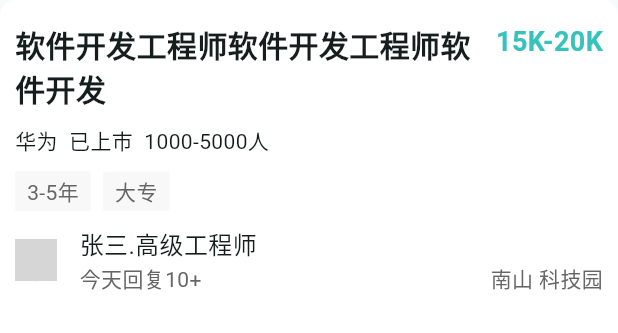
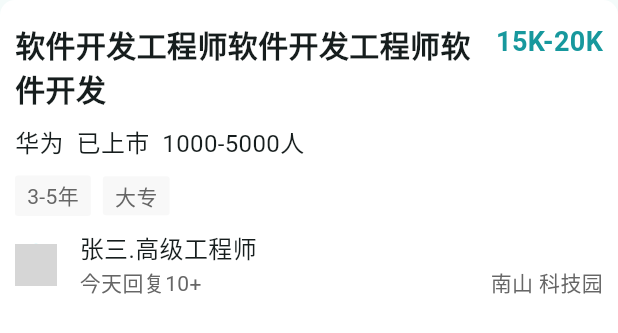
Before and after one commit to yangzeyanlove/boss_by_flutter, a Flutter app: the JobCard widget shown alone on an empty page, opened directly, on a phone screen of 412 x 824 dp. Shown: the top 333 px of the screen. Run offline on Flutter 3.47's test engine with Material 3 defaults, Android fonts, the phone set to English and light mode, and no system bars; our stand-ins replace dio; network calls fail; grey boxes are pictures that could not be loaded.

Commit message:
feat: 主题颜色配置，优化代码

```diff
--- a/lib/config.dart
+++ b/lib/config.dart
@@ -1,28 +1,20 @@
+import 'package:flutter/material.dart';
+
 /// 配置类，用于管理HTTP请求的基础配置
 class Config {
+  /// 请求配置
   static const String baseUrl = 'https://mockapi.eolink.com';
+  static const Duration connectTimeout =
+      Duration(milliseconds: 5000); // 链接超时时间，单位：毫秒
+  static const Duration receiveTimeout =
+      Duration(milliseconds: 5000); // 获取接收超时时间，单位：毫秒
   static const Map<String, String> defaultHeaders = {
     'Content-Type': 'application/json',
   };
 
-  // static const String _baseUrl = 'https://mockapi.eolink.com';
-  // // static const int _connectTimeout = 5000;
-  // // static const int _receiveTimeout = 3000;
-  // static const Duration _connectTimeout = Duration(milliseconds: 5000); // 单位：毫秒
-  // static const Duration _receiveTimeout = Duration(milliseconds: 3000); // 单位：毫秒
-  // static const Map<String, dynamic> _headers = {
-  //   'Content-Type': 'application/json',
-  // };
-
-  /// 获取基础URL
-  // static String get baseUrl => _baseUrl;
-
-  // /// 获取连接超时时间
-  // static Duration get connectTimeout => _connectTimeout;
-
-  // /// 获取接收超时时间
-  // static Duration get receiveTimeout => _receiveTimeout;
-
-  // /// 获取默认请求头
-  // static Map<String, dynamic> get headers => _headers;
+  // 颜色配置
+  static const Color primaryColor = Color(0xFF17989D); // 主题色
+  static const Color secondaryColor = Color(0xFF6CD8D8);
+  // 定义字体颜色，除了默认字体颜色
+  static const Color lightColor = Color(0xFF666666);
 }
--- a/lib/main.dart
+++ b/lib/main.dart
@@ -1,5 +1,6 @@
 import 'package:flutter/material.dart';
 import 'views/home_page.dart';
+import 'config.dart';
 
 void main() {
   // 启动应用程序
@@ -17,9 +18,8 @@ class MyApp extends StatelessWidget {
       title: 'Flutter Demo', // 应用程序标题
       theme: ThemeData(
         useMaterial3: true, // 使用 Material 3 样式
-        // colorScheme: ColorScheme.fromSeed(seedColor: Colors.green),
-        colorScheme: ColorScheme.fromSeed(
-            seedColor: const Color(0xff00bebd)), // 设置主题颜色方案
+        colorScheme:
+            ColorScheme.fromSeed(seedColor: Config.primaryColor), // 设置主题颜色方案
       ),
       home: const HomePage(), // 设置首页为 BottomNavigation 小部件
     );
--- a/lib/views/bottom_bar/job_card.dart
+++ b/lib/views/bottom_bar/job_card.dart
@@ -1,4 +1,5 @@
 import 'package:flutter/material.dart';
+import '../../config.dart';
 
 /// 职位信息展示，卡片样式
 class JobCard extends StatelessWidget {
@@ -43,7 +44,7 @@ class JobCard extends StatelessWidget {
           salary,
           style: const TextStyle(
               fontSize: 18,
-              color: Color(0xff37c2bc),
+              color: Config.primaryColor,
               fontWeight: FontWeight.w600),
         ),
       ],
@@ -62,7 +63,7 @@ class JobCard extends StatelessWidget {
             borderRadius: BorderRadius.circular(2.0), // 圆角
           ),
           child: Text(jobLabels[i],
-              style: const TextStyle(color: Color(0xff666666)))));
+              style: const TextStyle(color: Config.lightColor))));
       labelList.add(const SizedBox(width: 8.0));
     }
 
@@ -92,14 +93,14 @@ class JobCard extends StatelessWidget {
                 const Text(
                   '今天回复10+',
                   textAlign: TextAlign.left,
-                  style: TextStyle(color: Color(0xff666666)),
+                  style: TextStyle(color: Config.lightColor),
                 )
               ],
             ),
           ],
         ),
         Text('$areaDistrict $businessDistrict',
-            style: const TextStyle(color: Color(0xff666666)))
+            style: const TextStyle(color: Config.lightColor))
       ],
     );
   }
@@ -120,7 +121,8 @@ class JobCard extends StatelessWidget {
             children: [
               _getFirstRowData(),
               const SizedBox(height: 10),
-              Text('$brandName  $brandStageName  $brandScaleName'),
+              Text('$brandName  $brandStageName  $brandScaleName',
+                  style: const TextStyle(fontSize: 16)),
               const SizedBox(height: 10),
               _getLabel(),
               const SizedBox(height: 10),
--- a/lib/views/home_page.dart
+++ b/lib/views/home_page.dart
@@ -3,6 +3,7 @@ import 'bottom_bar/index_page.dart';
 import 'bottom_bar/have_page.dart';
 import 'bottom_bar/message_page.dart';
 import 'bottom_bar/my_page.dart';
+import '../config.dart';
 
 class HomePage extends StatefulWidget {
   const HomePage({super.key});
@@ -46,7 +47,7 @@ class _HomePageState extends State<HomePage> {
           });
         },
         items: _getBarItem(),
-        selectedItemColor: const Color(0xFF00bebd), // 选中时字体颜色
+        selectedItemColor: Config.primaryColor, // 选中时字体颜色
         unselectedItemColor: Colors.grey, // 未选中时字体颜色
         backgroundColor: Colors.white, // 默认背景颜色
         type: BottomNavigationBarType.fixed, // 底部有4个或以上的菜单，就需要配置
```
